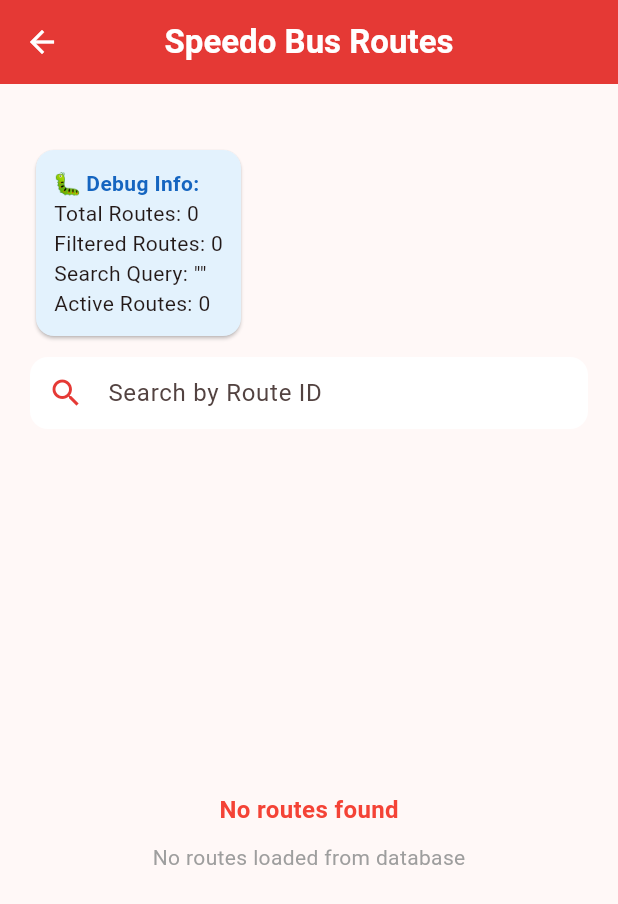
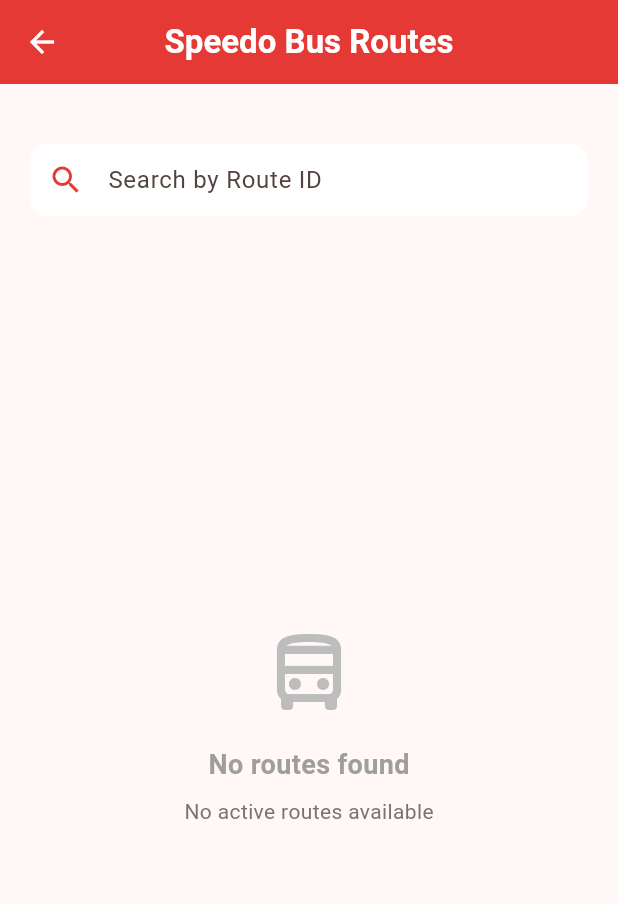
Before and after one commit to mehranhaider8312/FindMyBus, a Flutter app: the Routeslistscreen screen opened directly, on a phone screen of 412 x 824 dp. Shown: the top 904 px of the screen. Run offline on Flutter 3.47's test engine with Material 3 defaults, Android fonts, the phone set to English and light mode, and no system bars; our stand-ins replace cloud_firestore, firebase_auth, firebase_core, geolocator, google_maps_flutter, permission_handler and 1 more; accounts and stored records are empty.

```diff
--- a/lib/screens/RoutesListScreen.dart
+++ b/lib/screens/RoutesListScreen.dart
@@ -22,23 +22,9 @@ class _RouteslistscreenState extends State<Routeslistscreen> {
   }
 
   Future<void> _initializeData() async {
-    print('🔄 Starting to initialize data...');
-
     // Load routes from Firestore if not already loaded
     if (allRoutes.isEmpty) {
-      print('📥 allRoutes is empty, loading from Firestore...');
       await loadAllRoutes();
-    } else {
-      print('✅ allRoutes already has ${allRoutes.length} routes');
-    }
-
-    // Print debug info about loaded routes
-    print('📊 Total routes loaded: ${allRoutes.length}');
-    for (int i = 0; i < allRoutes.length; i++) {
-      final route = allRoutes[i];
-      print(
-        'Route $i: ID=${route.id}, Active=${route.isActive}, Stops=${route.totalStops}',
-      );
     }
 
     // Load favorite routes from SharedPreferences
@@ -47,14 +33,11 @@ class _RouteslistscreenState extends State<Routeslistscreen> {
     setState(() {
       isLoading = false;
     });
-
-    print('✅ Data initialization complete');
   }
 
   Future<void> _loadFavorites() async {
     SharedPreferences prefs = await SharedPreferences.getInstance();
     favoriteRoutes = prefs.getStringList('favorite_routes') ?? [];
-    print('💖 Loaded ${favoriteRoutes.length} favorite routes');
   }
 
   Future<void> _saveFavorites() async {
@@ -85,9 +68,7 @@ class _RouteslistscreenState extends State<Routeslistscreen> {
           backgroundColor: Colors.red.shade600,
           leading: IconButton(
             icon: const Icon(Icons.arrow_back, color: Colors.white),
-            onPressed: () {
-              Navigator.pop(context);
-            },
+            onPressed: () => Navigator.pop(context),
           ),
           title: const Text(
             'Speedo Bus Routes',
@@ -106,27 +87,15 @@ class _RouteslistscreenState extends State<Routeslistscreen> {
           final matchesSearch = route.id.toLowerCase().contains(
             searchQuery.toLowerCase(),
           );
-          final isActive = route.isActive;
-
-          print(
-            '🔍 Route ${route.id}: Active=$isActive, MatchesSearch=$matchesSearch (query="$searchQuery")',
-          );
-
-          return isActive && matchesSearch;
+          return route.isActive && matchesSearch;
         }).toList();
-
-    print(
-      '📋 Filtered routes: ${filteredRoutes.length} out of ${allRoutes.length}',
-    );
 
     return Scaffold(
       appBar: AppBar(
         backgroundColor: Colors.red.shade600,
         leading: IconButton(
           icon: const Icon(Icons.arrow_back, color: Colors.white),
-          onPressed: () {
-            Navigator.pop(context);
-          },
+          onPressed: () => Navigator.pop(context),
         ),
         title: const Text(
           'Speedo Bus Routes',
@@ -141,39 +110,12 @@ class _RouteslistscreenState extends State<Routeslistscreen> {
           crossAxisAlignment: CrossAxisAlignment.start,
           children: [
             const SizedBox(height: 20),
-            // Debug Info Card
-            Card(
-              color: Colors.blue.shade50,
-              child: Padding(
-                padding: const EdgeInsets.all(12.0),
-                child: Column(
-                  crossAxisAlignment: CrossAxisAlignment.start,
-                  children: [
-                    Text(
-                      '🐛 Debug Info:',
-                      style: TextStyle(
-                        fontWeight: FontWeight.bold,
-                        color: Colors.blue.shade800,
-                      ),
-                    ),
-                    Text('Total Routes: ${allRoutes.length}'),
-                    Text('Filtered Routes: ${filteredRoutes.length}'),
-                    Text('Search Query: "$searchQuery"'),
-                    Text(
-                      'Active Routes: ${allRoutes.where((r) => r.isActive).length}',
-                    ),
-                  ],
-                ),
-              ),
-            ),
-            const SizedBox(height: 10),
             // Search Bar
             TextField(
               onChanged: (value) {
                 setState(() {
                   searchQuery = value;
                 });
-                print('🔍 Search query changed to: "$value"');
               },
               decoration: InputDecoration(
                 hintText: 'Search by Route ID',
@@ -199,37 +141,28 @@ class _RouteslistscreenState extends State<Routeslistscreen> {
                         child: Column(
                           mainAxisAlignment: MainAxisAlignment.center,
                           children: [
+                            Icon(
+                              Icons.directions_bus_outlined,
+                              size: 64,
+                              color: Colors.grey.shade400,
+                            ),
+                            const SizedBox(height: 16),
                             const Text(
                               'No routes found',
                               style: TextStyle(
-                                fontSize: 16,
+                                fontSize: 18,
                                 fontWeight: FontWeight.bold,
-                                color: Colors.red,
+                                color: Colors.grey,
                               ),
                             ),
-                            const SizedBox(height: 10),
-                            if (allRoutes.isEmpty)
-                              const Text(
-                                'No routes loaded from database',
+                            const SizedBox(height: 8),
+                            Text(
+                              searchQuery.isEmpty
+                                  ? 'No active routes available'
+                                  : 'Try adjusting your search terms',
                               style: TextStyle(
                                 fontSize: 14,
-                                  color: Colors.grey,
-                                ),
-                              )
-                            else if (allRoutes.where((r) => r.isActive).isEmpty)
-                              const Text(
-                                'No active routes available',
-                                style: TextStyle(
-                                  fontSize: 14,
-                                  color: Colors.grey,
-                                ),
-                              )
-                            else
-                              const Text(
-                                'Try clearing the search or check route status',
-                                style: TextStyle(
-                                  fontSize: 14,
-                                  color: Colors.grey,
+                                color: Colors.grey.shade600,
                               ),
                             ),
                           ],
@@ -252,28 +185,30 @@ class _RouteslistscreenState extends State<Routeslistscreen> {
                             },
                             child: Card(
                               elevation: 3,
-                              margin: const EdgeInsets.symmetric(vertical: 10),
+                              margin: const EdgeInsets.symmetric(vertical: 8),
                               shape: RoundedRectangleBorder(
-                                borderRadius: BorderRadius.circular(8),
+                                borderRadius: BorderRadius.circular(12),
                               ),
                               child: Container(
                                 decoration: BoxDecoration(
+                                  borderRadius: BorderRadius.circular(12),
                                   border: Border(
                                     left: BorderSide(
                                       color: Colors.red.shade600,
-                                      width: 5,
+                                      width: 4,
                                     ),
                                   ),
                                 ),
                                 child: Padding(
-                                  padding: const EdgeInsets.all(15.0),
+                                  padding: const EdgeInsets.all(16.0),
                                   child: Row(
                                     mainAxisAlignment:
                                         MainAxisAlignment.spaceBetween,
                                     crossAxisAlignment:
                                         CrossAxisAlignment.start,
                                     children: [
-                                      Column(
+                                      Expanded(
+                                        child: Column(
                                           crossAxisAlignment:
                                               CrossAxisAlignment.start,
                                           children: [
@@ -285,43 +220,47 @@ class _RouteslistscreenState extends State<Routeslistscreen> {
                                                 color: Colors.red.shade600,
                                               ),
                                             ),
-                                          const SizedBox(height: 10),
+                                            const SizedBox(height: 8),
+                                            Row(
+                                              children: [
+                                                Icon(
+                                                  Icons.location_on_outlined,
+                                                  size: 16,
+                                                  color: Colors.grey.shade600,
+                                                ),
+                                                const SizedBox(width: 4),
                                                 Text(
-                                            'Number of Stops: ${route.totalStops}',
-                                            style: const TextStyle(
-                                              fontSize: 16,
-                                              fontWeight: FontWeight.w500,
+                                                  '${route.totalStops} stops',
+                                                  style: TextStyle(
+                                                    fontSize: 14,
+                                                    color: Colors.grey.shade600,
                                                   ),
                                                 ),
-                                          const SizedBox(height: 5),
+                                              ],
+                                            ),
+                                            const SizedBox(height: 8),
                                             Container(
-                                            padding: const EdgeInsets.symmetric(
+                                              padding:
+                                                  const EdgeInsets.symmetric(
                                                     horizontal: 8,
                                                     vertical: 4,
                                                   ),
                                               decoration: BoxDecoration(
-                                              color:
-                                                  route.isActive
-                                                      ? Colors.green.shade100
-                                                      : Colors.red.shade100,
+                                                color: Colors.green.shade100,
                                                 borderRadius:
                                                     BorderRadius.circular(12),
                                               ),
                                               child: Text(
-                                              route.isActive
-                                                  ? 'Active'
-                                                  : 'Inactive',
+                                                'Active',
                                                 style: TextStyle(
                                                   fontSize: 12,
-                                                color:
-                                                    route.isActive
-                                                        ? Colors.green.shade700
-                                                        : Colors.red.shade700,
+                                                  color: Colors.green.shade700,
                                                   fontWeight: FontWeight.w500,
                                                 ),
                                               ),
                                             ),
                                           ],
+                                        ),
                                       ),
                                       IconButton(
                                         icon: Icon(
@@ -330,9 +269,8 @@ class _RouteslistscreenState extends State<Routeslistscreen> {
                                               : Icons.favorite_border,
                                           color: Colors.red.shade600,
                                         ),
-                                        onPressed: () {
-                                          _toggleFavorite(route.id);
-                                        },
+                                        onPressed:
+                                            () => _toggleFavorite(route.id),
                                       ),
                                     ],
                                   ),
```
Lines whose indentation alone changed are shown as unchanged.
